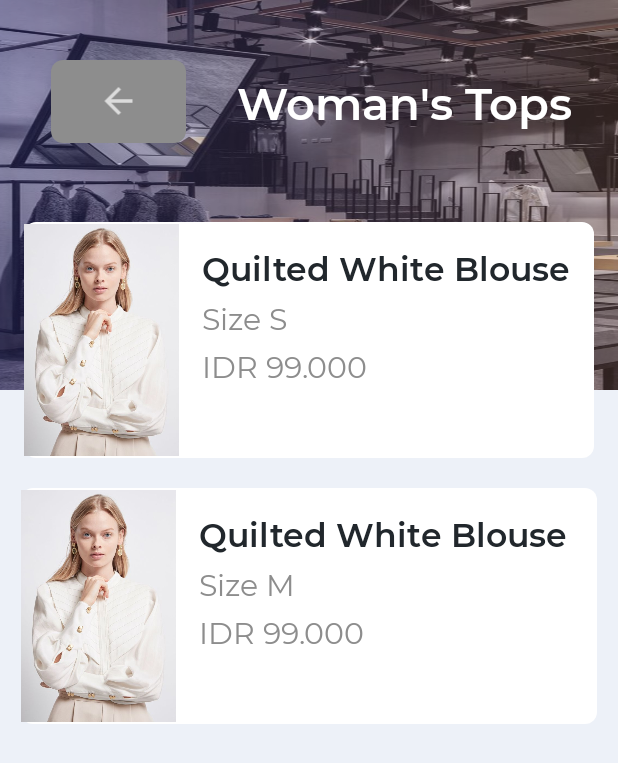
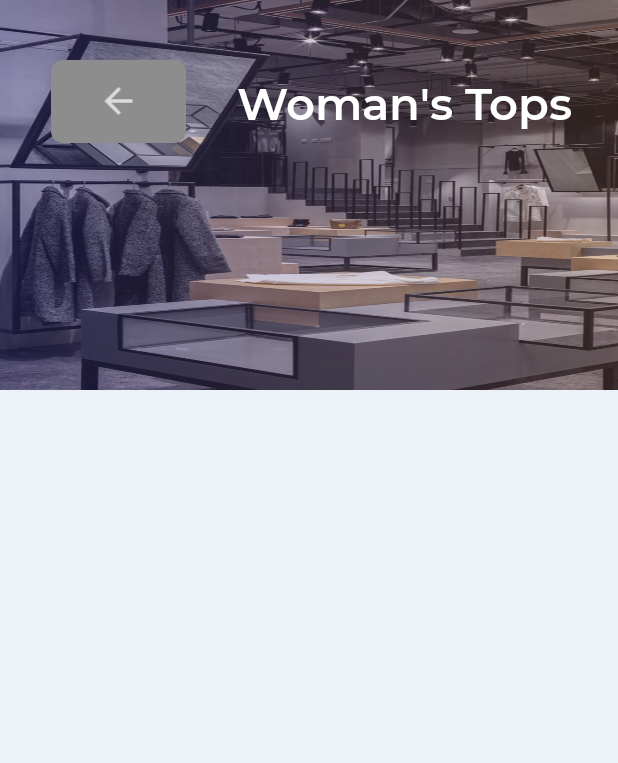
Before and after one commit to igjevon/UAS_Mobile, an Android app: the Tops_Activity screen opened directly, with no data from a screen before it, on a phone screen of 412 x 824 dp. Shown: the top 763 px of the screen. Run offline under Robolectric (Android 15) with nearby library versions, the phone set to English and light mode, and no system bars; our stand-ins replace Firebase (no records; nobody signed in at launch, a user with empty details on screens opened directly).

Commit message:
tops dah bisa gengs

```diff
--- a/app/build.gradle
+++ b/app/build.gradle
@@ -43,5 +43,5 @@ dependencies {
     androidTestImplementation 'androidx.test.espresso:espresso-core:3.3.0'
     implementation 'com.squareup.picasso:picasso:2.5.2'
     implementation 'com.github.florent37:shapeofview:1.4.7'
-    implementation "androidx.recyclerview:recyclerview:1.2.0"
+    implementation 'androidx.recyclerview:recyclerview:1.2.0'
 }
--- a/app/src/main/java/umn/ac/id/fashop/HomeActivity.java
+++ b/app/src/main/java/umn/ac/id/fashop/HomeActivity.java
@@ -78,14 +78,10 @@ public class HomeActivity extends AppCompatActivity {
         go_to_dresses = findViewById(R.id.go_to_dresses);
         go_to_loungewears = findViewById(R.id.go_to_loungewears);
 
-        go_to_tops.setOnClickListener(new View.OnClickListener() {
-            @Override
-            public void onClick(View v) {
-                Intent gotoTopsIntent = new Intent(HomeActivity.this, ListProductActivity.class);
-                //Meletakkan data kepada intent
-                gotoTopsIntent.putExtra("list_produk", "Tops");
-                startActivity(gotoTopsIntent);
-            }
+        go_to_tops.setOnClickListener(v -> {
+            Intent gotoTopsIntent = new Intent(HomeActivity.this, Tops_Activity.class);
+            //Meletakkan data kepada intent
+            startActivity(gotoTopsIntent);
         });
         go_to_bottoms.setOnClickListener(new View.OnClickListener() {
             @Override
--- a/app/src/main/java/umn/ac/id/fashop/TopsAdapter.java
+++ b/app/src/main/java/umn/ac/id/fashop/TopsAdapter.java
@@ -15,7 +15,6 @@ import java.util.ArrayList;
 public class TopsAdapter extends RecyclerView.Adapter<TopsAdapter.MyViewHolder> {
     Context context;
     ArrayList<MyTops> myTops;
-
     public TopsAdapter(Context c, ArrayList<MyTops> p){
         context = c;
         myTops = p;
--- a/app/src/main/java/umn/ac/id/fashop/Tops_Activity.java
+++ b/app/src/main/java/umn/ac/id/fashop/Tops_Activity.java
@@ -44,7 +44,7 @@ public class Tops_Activity extends AppCompatActivity {
         my_tops.setLayoutManager(new LinearLayoutManager(this));
         list = new ArrayList<MyTops>();
 
-        reference2 = FirebaseDatabase.getInstance().getReference().child("Tops").child(username_key_new);
+        reference2 = FirebaseDatabase.getInstance().getReference().child("Tops");
         reference2.addListenerForSingleValueEvent(new ValueEventListener() {
             @Override
             public void onDataChange(@NonNull DataSnapshot snapshot) {
@@ -66,5 +66,4 @@ public class Tops_Activity extends AppCompatActivity {
         SharedPreferences sharedPreferences = getSharedPreferences(USERNAME_KEY, MODE_PRIVATE);
         username_key_new = sharedPreferences.getString(username_key, "");
     }
-
 }
--- a/app/src/main/res/layout/activity_tops_.xml
+++ b/app/src/main/res/layout/activity_tops_.xml
@@ -33,6 +33,7 @@
                 app:layout_constraintTop_toTopOf="parent" />
 
             <View
+                android:id="@+id/background"
                 android:layout_width="match_parent"
                 android:layout_height="260dp"
                 android:background="@drawable/bg_gradient_primary_blue"
@@ -76,120 +77,15 @@
                 app:layout_constraintEnd_toEndOf="parent"
                 app:layout_constraintHorizontal_bias="0.764"
                 app:layout_constraintTop_toTopOf="parent" />
-
-            <LinearLayout
-                android:id="@+id/linearLayout_product1"
-                android:layout_width="match_parent"
-                android:layout_height="wrap_content"
-                android:layout_marginStart="16dp"
-                android:layout_marginTop="60dp"
-                android:layout_marginEnd="16dp"
-                android:background="@drawable/bg_layout_white"
-                android:orientation="horizontal"
-                app:layout_constraintEnd_toEndOf="parent"
-                app:layout_constraintStart_toStartOf="parent"
-                app:layout_constraintTop_toBottomOf="@+id/tv_womanTops">
-
-                <ImageView
-                    android:layout_width="103dp"
-                    android:layout_height="157dp"
-                    android:src="@drawable/detail1" />
-
-                <LinearLayout
-                    android:layout_width="wrap_content"
-                    android:layout_height="wrap_content"
-                    android:layout_margin="15dp"
-                    android:orientation="vertical"
-                    android:gravity="center">
-
-                    <TextView
-                        android:layout_width="match_parent"
-                        android:layout_height="wrap_content"
-                        android:fontFamily="@font/montserrat_semibold"
-                        android:text="Quilted White Blouse"
-                        android:textColor="@color/blackPrimary"
-                        android:textSize="22sp" />
-
-                    <TextView
-                        android:layout_width="match_parent"
-                        android:layout_height="wrap_content"
-                        android:layout_marginTop="5dp"
-                        android:fontFamily="@font/montserrat_regular"
-                        android:text="Size S"
-                        android:textColor="@color/grayPrimary"
-                        android:textSize="20sp" />
-
-                    <TextView
-                        android:layout_width="match_parent"
-                        android:layout_height="wrap_content"
-                        android:layout_marginTop="5dp"
-                        android:fontFamily="@font/montserrat_regular"
-                        android:text="IDR 99.000"
-                        android:textColor="@color/grayPrimary"
-                        android:textSize="20sp" />
-                </LinearLayout>
-            </LinearLayout>
-            <LinearLayout
-                android:id="@+id/linearLayout_product2"
-                android:layout_width="wrap_content"
-                android:layout_height="wrap_content"
-                android:layout_marginStart="16dp"
-                android:layout_marginTop="20dp"
-                android:layout_marginEnd="16dp"
-                android:background="@drawable/bg_layout_white"
-                android:orientation="horizontal"
-                app:layout_constraintEnd_toEndOf="parent"
-                app:layout_constraintStart_toStartOf="parent"
-                app:layout_constraintTop_toBottomOf="@+id/linearLayout_product1">
-
-                <ImageView
-                    android:layout_width="103dp"
-                    android:layout_height="157dp"
-                    android:src="@drawable/detail1" />
-
-                <LinearLayout
-                    android:layout_width="250dp"
-                    android:layout_height="wrap_content"
-                    android:layout_margin="15dp"
-                    android:orientation="vertical"
-                    android:gravity="center">
-
-                    <TextView
-                        android:layout_width="match_parent"
-                        android:layout_height="wrap_content"
-                        android:fontFamily="@font/montserrat_semibold"
-                        android:text="Quilted White Blouse"
-                        android:textColor="@color/blackPrimary"
-                        android:textSize="22sp" />
-
-                    <TextView
-                        android:layout_width="match_parent"
-                        android:layout_height="wrap_content"
-                        android:layout_marginTop="5dp"
-                        android:fontFamily="@font/montserrat_regular"
-                        android:text="Size M"
-                        android:textColor="@color/grayPrimary"
-                        android:textSize="20sp" />
-
-                    <TextView
-                        android:layout_width="match_parent"
-                        android:layout_height="wrap_content"
-                        android:layout_marginTop="5dp"
-                        android:fontFamily="@font/montserrat_regular"
-                        android:text="IDR 99.000"
-                        android:textColor="@color/grayPrimary"
-                        android:textSize="20sp" />
-                </LinearLayout>
-            </LinearLayout>
             <LinearLayout
                 android:id="@+id/item_Tops"
                 android:layout_width="match_parent"
                 android:layout_height="wrap_content"
                 android:layout_marginLeft="8dp"
                 android:layout_marginRight="8dp"
-                android:layout_marginTop="40dp"
+                android:layout_marginTop="20dp"
                 android:orientation="vertical"
-                app:layout_constraintTop_toBottomOf="@+id/linearLayout_product2">
+                app:layout_constraintTop_toBottomOf="@+id/background">
 
                 <androidx.recyclerview.widget.RecyclerView
                     android:id="@+id/my_tops"
--- a/app/src/main/res/layout/item_tops.xml
+++ b/app/src/main/res/layout/item_tops.xml
@@ -3,13 +3,13 @@
     xmlns:android="http://schemas.android.com/apk/res/android"
     xmlns:app="http://schemas.android.com/apk/res-auto"
     android:layout_width="match_parent"
-    android:layout_height="match_parent">
+    android:layout_height="wrap_content">
 
     <LinearLayout
-        android:layout_width="match_parent"
+        android:layout_width="wrap_content"
         android:layout_height="wrap_content"
         android:layout_marginStart="16dp"
-        android:layout_marginTop="60dp"
+        android:layout_marginTop="10dp"
         android:layout_marginEnd="16dp"
         android:background="@drawable/bg_layout_white"
         android:orientation="horizontal">
```
